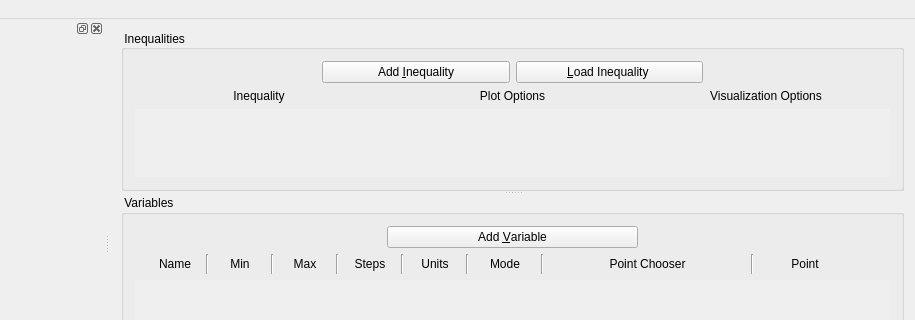
Qt form bareminimumplotter.ui (xpcoffee/plotus) before a commit; both pictures show x 118 to 1033 and y 0 to 320 of the 1033 by 467 pixel window.
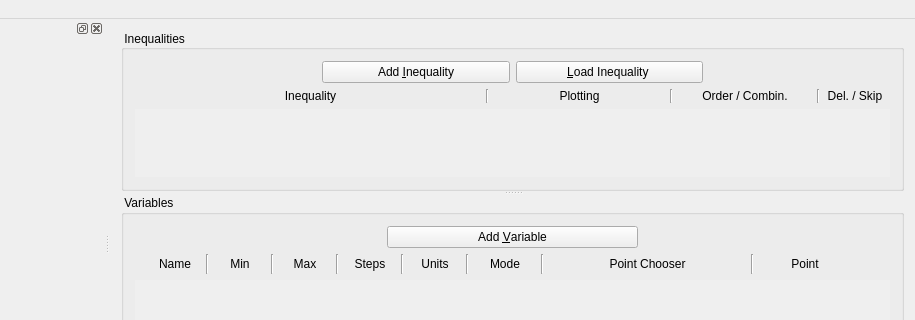
The same form after that commit. Custom widgets are drawn as their Qt base class.

Patch:
```diff
--- a/bareminimumplotter.ui
+++ b/bareminimumplotter.ui
@@ -107,6 +107,9 @@
         </item>
         <item>
          <layout class="QHBoxLayout" name="layout_InequalityLabels">
+          <property name="spacing">
+           <number>0</number>
+          </property>
           <item>
            <widget class="QLabel" name="label_Inequality">
             <property name="text">
@@ -117,20 +120,105 @@
             </property>
            </widget>
           </item>
+          <item>
+           <widget class="Line" name="line_10">
+            <property name="minimumSize">
+             <size>
+              <width>3</width>
+              <height>0</height>
+             </size>
+            </property>
+            <property name="orientation">
+             <enum>Qt::Vertical</enum>
+            </property>
+           </widget>
+          </item>
           <item>
            <widget class="QLabel" name="label_InequalityPlotOption">
+            <property name="minimumSize">
+             <size>
+              <width>181</width>
+              <height>0</height>
+             </size>
+            </property>
+            <property name="maximumSize">
+             <size>
+              <width>181</width>
+              <height>16777215</height>
+             </size>
+            </property>
             <property name="text">
-             <string>Plot Options</string>
+             <string>Plotting</string>
             </property>
             <property name="alignment">
              <set>Qt::AlignCenter</set>
             </property>
            </widget>
           </item>
+          <item>
+           <widget class="Line" name="line_9">
+            <property name="minimumSize">
+             <size>
+              <width>3</width>
+              <height>0</height>
+             </size>
+            </property>
+            <property name="orientation">
+             <enum>Qt::Vertical</enum>
+            </property>
+           </widget>
+          </item>
           <item>
            <widget class="QLabel" name="label_InequalityVisualization">
+            <property name="minimumSize">
+             <size>
+              <width>144</width>
+              <height>0</height>
+             </size>
+            </property>
+            <property name="maximumSize">
+             <size>
+              <width>144</width>
+              <height>16777215</height>
+             </size>
+            </property>
             <property name="text">
-             <string>Visualization Options</string>
+             <string>Order / Combin.</string>
+            </property>
+            <property name="alignment">
+             <set>Qt::AlignCenter</set>
+            </property>
+           </widget>
+          </item>
+          <item>
+           <widget class="Line" name="line_8">
+            <property name="minimumSize">
+             <size>
+              <width>3</width>
+              <height>0</height>
+             </size>
+            </property>
+            <property name="orientation">
+             <enum>Qt::Vertical</enum>
+            </property>
+           </widget>
+          </item>
+          <item>
+           <widget class="QLabel" name="label">
+            <property name="minimumSize">
+             <size>
+              <width>70</width>
+              <height>0</height>
+             </size>
+            </property>
+            <property name="maximumSize">
+             <size>
+              <width>70</width>
+              <height>16777215</height>
+             </size>
+            </property>
+            <property name="text">
+             <string>Del. / Skip</string>
             </property>
             <property name="alignment">
              <set>Qt::AlignCenter</set>
```
Left out of the diff: 17 changed lines with no effect on the pictures.
